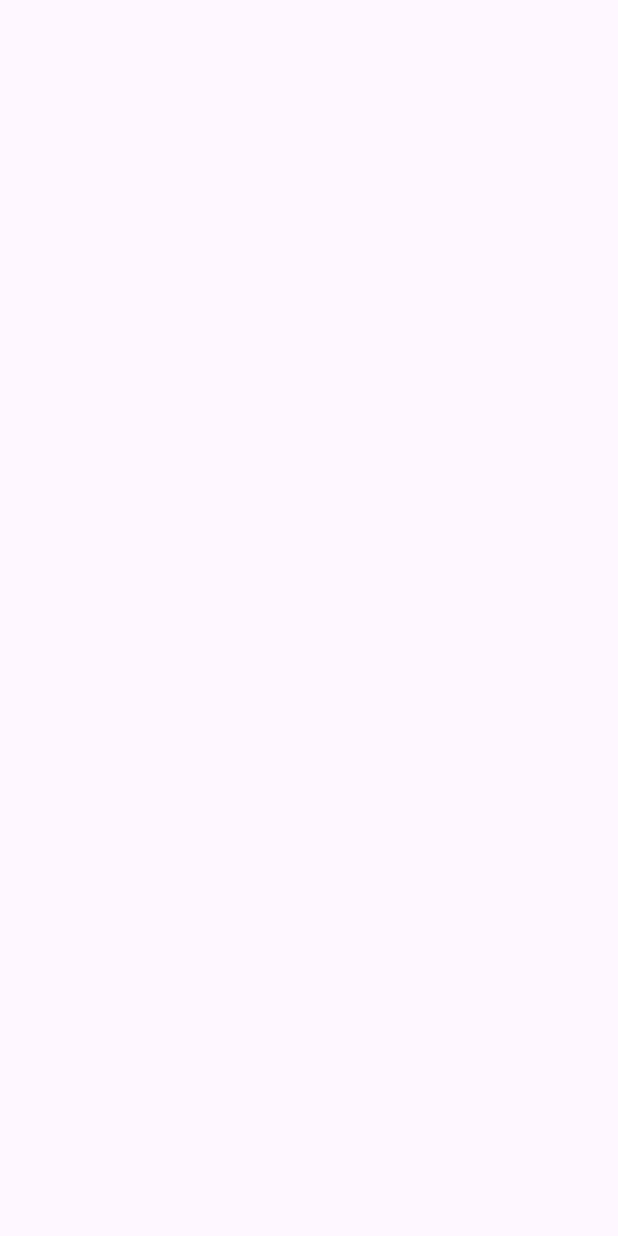
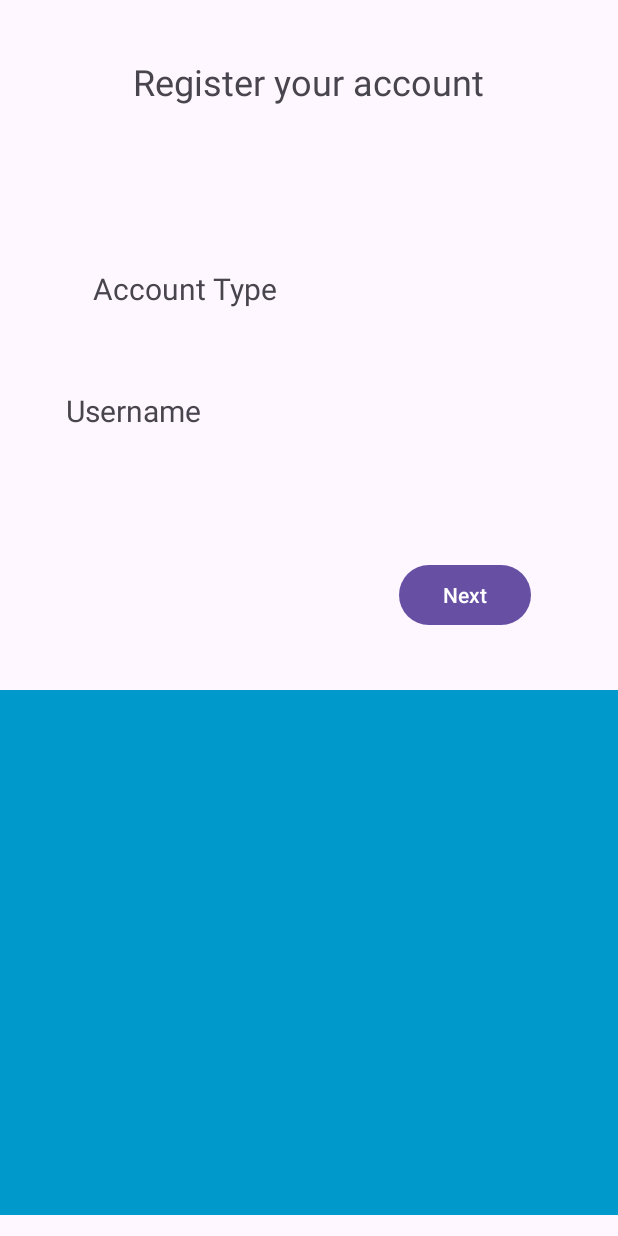
Before and after one commit to richjameslozano/FinalsProject, an Android app: the register screen opened directly, with no data from a screen before it, on a phone screen of 412 x 824 dp. Before the commit the screen is empty. Run offline under Robolectric (Android 15) with nearby library versions, the phone set to English and light mode, and no system bars.

Commit message:
register activity foundation 12:48_2/21/2024

```diff
--- a/app/src/main/AndroidManifest.xml
+++ b/app/src/main/AndroidManifest.xml
@@ -13,7 +13,7 @@
         android:theme="@style/Theme.FinalsProject"
         tools:targetApi="31">
         <activity
-            android:name=".register"
+            android:name=".registration_activities.register"
             android:exported="false" />
         <activity
             android:name=".MainActivity"
--- /dev/null
+++ b/app/src/main/java/com/example/finalsproject/registration_activities/register.java
@@ -0,0 +1,34 @@
+package com.example.finalsproject.registration_activities;
+
+import androidx.appcompat.app.AppCompatActivity;
+import androidx.fragment.app.FragmentManager;
+import androidx.fragment.app.FragmentTransaction;
+
+import android.os.Bundle;
+import android.view.View;
+import android.widget.Button;
+
+import com.example.finalsproject.R;
+
+public class register extends AppCompatActivity {
+
+    Button nextbtn;
+    @Override
+    protected void onCreate(Bundle savedInstanceState) {
+        super.onCreate(savedInstanceState);
+        setContentView(R.layout.activity_register);
+        nextbtn = findViewById(R.id.signup_btn);
+        nextbtn.setOnClickListener(new View.OnClickListener() {
+            @Override
+            public void onClick(View v) {
+                replaceFragment(new register1());
+            }
+        });
+    }
+    private void replaceFragment(register1 register1) {
+        FragmentManager fragmentManager = getSupportFragmentManager();
+        FragmentTransaction fragmentTransaction = fragmentManager.beginTransaction();
+        fragmentTransaction.replace(R.id.fragment_layout,register1);
+        fragmentTransaction.commit();
+    }
+}
--- a/app/src/main/res/layout/activity_register.xml
+++ b/app/src/main/res/layout/activity_register.xml
@@ -4,6 +4,77 @@
     xmlns:tools="http://schemas.android.com/tools"
     android:layout_width="match_parent"
     android:layout_height="match_parent"
-    tools:context=".register">
+    tools:context=".registration_activities.register">
+
+    <TextView
+        android:id="@+id/titletxt"
+        android:layout_width="291dp"
+        android:layout_height="46dp"
+        android:layout_marginStart="60dp"
+        android:layout_marginEnd="60dp"
+        android:text="Register your account"
+        android:textAlignment="center"
+        android:textSize="24sp"
+        app:layout_constraintBottom_toBottomOf="parent"
+        app:layout_constraintEnd_toEndOf="parent"
+        app:layout_constraintHorizontal_bias="0.0"
+        app:layout_constraintStart_toStartOf="parent"
+        app:layout_constraintTop_toTopOf="parent"
+        app:layout_constraintVertical_bias="0.049" />
+
+    <TextView
+        android:id="@+id/acctype_txtview"
+        android:layout_width="wrap_content"
+        android:layout_height="wrap_content"
+        android:layout_marginStart="44dp"
+        android:layout_marginEnd="227dp"
+        android:text="Account Type"
+        android:textSize="20sp"
+        app:layout_constraintBottom_toBottomOf="parent"
+        app:layout_constraintEnd_toEndOf="parent"
+        app:layout_constraintHorizontal_bias="1.0"
+        app:layout_constraintStart_toStartOf="parent"
+        app:layout_constraintTop_toTopOf="parent"
+        app:layout_constraintVertical_bias="0.224" />
+
+    <TextView
+        android:id="@+id/username_txtview"
+        android:layout_width="wrap_content"
+        android:layout_height="wrap_content"
+        android:layout_marginStart="44dp"
+        android:layout_marginEnd="258dp"
+        android:text="Username"
+        android:textSize="20sp"
+        app:layout_constraintBottom_toBottomOf="parent"
+        app:layout_constraintEnd_toEndOf="parent"
+        app:layout_constraintHorizontal_bias="0.0"
+        app:layout_constraintStart_toStartOf="parent"
+        app:layout_constraintTop_toBottomOf="@+id/acctype_txtview"
+        app:layout_constraintVertical_bias="0.091" />
+
+    <Button
+        android:id="@+id/signup_btn"
+        android:layout_width="wrap_content"
+        android:layout_height="wrap_content"
+        android:text="Next"
+        app:layout_constraintBottom_toBottomOf="parent"
+        app:layout_constraintEnd_toEndOf="parent"
+        app:layout_constraintHorizontal_bias="0.82"
+        app:layout_constraintStart_toStartOf="parent"
+        app:layout_constraintTop_toTopOf="parent"
+        app:layout_constraintVertical_bias="0.48000002" />
+
+    <androidx.constraintlayout.widget.ConstraintLayout
+        android:id="@+id/fragment_layout"
+        android:layout_width="match_parent"
+        android:layout_height="350dp"
+        android:background="@android:color/holo_blue_dark"
+        app:layout_constraintBottom_toBottomOf="parent"
+        app:layout_constraintEnd_toEndOf="parent"
+        app:layout_constraintHorizontal_bias="0.0"
+        app:layout_constraintStart_toStartOf="parent"
+        app:layout_constraintTop_toTopOf="parent"
+        app:layout_constraintVertical_bias="0.97" />
+
 
 </androidx.constraintlayout.widget.ConstraintLayout>
```
Also changed, not shown: app/src/main/java/com/example/finalsproject/MainActivity.java (+13 -2 lines), app/src/main/java/com/example/finalsproject/register.java (deleted, +0 -14 lines), app/src/main/java/com/example/finalsproject/registration_activities/register1.java (added, +44 -0 lines), app/src/main/java/com/example/finalsproject/registration_activities/register2.java (added, +33 -0 lines), app/src/main/res/layout/activity_main.xml (+14 -0 lines), app/src/main/res/layout/fragment_register1.xml (added, +95 -0 lines), app/src/main/res/layout/fragment_register2.xml (added, +81 -0 lines).
